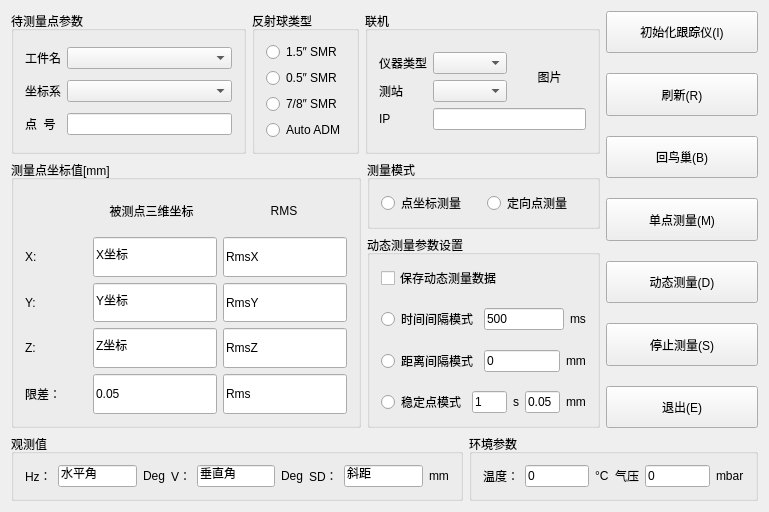
zxiat-jc/APILTM, file APILTM/APILTM.ui: the form before one commit.
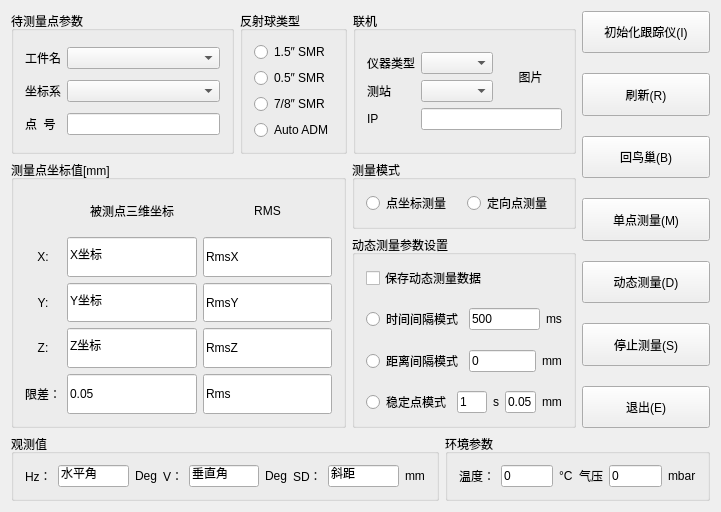
The form after the commit.

The edit to the form file:
```diff
--- a/APILTM/APILTM.ui
+++ b/APILTM/APILTM.ui
@@ -6,7 +6,7 @@
    <rect>
     <x>0</x>
     <y>0</y>
-    <width>769</width>
+    <width>721</width>
     <height>512</height>
    </rect>
   </property>
@@ -286,31 +286,44 @@
        </property>
        <layout class="QGridLayout" name="gridLayout_5">
         <item row="0" column="0">
-         <layout class="QHBoxLayout" name="horizontalLayout_8" stretch="2,4,4">
-          <item>
-           <spacer name="horizontalSpacer">
-            <property name="orientation">
-             <enum>Qt::Orientation::Horizontal</enum>
-            </property>
-            <property name="sizeHint" stdset="0">
-             <size>
-              <width>40</width>
-              <height>20</height>
-             </size>
-            </property>
-           </spacer>
-          </item>
-          <item>
-           <widget class="QLabel" name="label_5">
+         <layout class="QGridLayout" name="gridLayout_11">
+          <item row="2" column="0">
+           <widget class="QLabel" name="label_8">
             <property name="text">
-             <string>被测点三维坐标</string>
+             <string>Y:</string>
             </property>
             <property name="alignment">
              <set>Qt::AlignmentFlag::AlignCenter</set>
             </property>
            </widget>
           </item>
-          <item>
+          <item row="3" column="1">
+           <widget class="QLineEdit" name="Z">
+            <property name="sizePolicy">
+             <sizepolicy hsizetype="Expanding" vsizetype="Preferred">
+              <horstretch>0</horstretch>
+              <verstretch>0</verstretch>
+             </sizepolicy>
+            </property>
+            <property name="text">
+             <string>Z坐标</string>
+            </property>
+           </widget>
+          </item>
+          <item row="3" column="2">
+           <widget class="QLineEdit" name="RMSZ">
+            <property name="sizePolicy">
+             <sizepolicy hsizetype="Expanding" vsizetype="Preferred">
+              <horstretch>0</horstretch>
+              <verstretch>0</verstretch>
+             </sizepolicy>
+            </property>
+            <property name="text">
+             <string>RmsZ</string>
+            </property>
+           </widget>
+          </item>
+          <item row="0" column="2">
            <widget class="QLabel" name="label_6">
             <property name="text">
              <string>RMS</string>
@@ -320,18 +333,17 @@
             </property>
            </widget>
           </item>
-         </layout>
-        </item>
-        <item row="1" column="0">
-         <layout class="QHBoxLayout" name="horizontalLayout_9" stretch="2,4,4">
-          <item>
+          <item row="1" column="0">
            <widget class="QLabel" name="label_7">
             <property name="text">
              <string>X:</string>
             </property>
+            <property name="alignment">
+             <set>Qt::AlignmentFlag::AlignCenter</set>
+            </property>
            </widget>
           </item>
-          <item>
+          <item row="1" column="1">
            <widget class="QLineEdit" name="X">
             <property name="sizePolicy">
              <sizepolicy hsizetype="Expanding" vsizetype="Preferred">
@@ -344,7 +356,7 @@
             </property>
            </widget>
           </item>
-          <item>
+          <item row="1" column="2">
            <widget class="QLineEdit" name="RMSX">
             <property name="sizePolicy">
              <sizepolicy hsizetype="Expanding" vsizetype="Preferred">
@@ -357,56 +369,28 @@
             </property>
            </widget>
           </item>
-         </layout>
-        </item>
-        <item row="2" column="0">
-         <layout class="QHBoxLayout" name="horizontalLayout_10" stretch="2,4,4">
-          <item>
-           <widget class="QLabel" name="label_8">
+          <item row="0" column="1">
+           <widget class="QLabel" name="label_5">
             <property name="text">
-             <string>Y:</string>
+             <string>被测点三维坐标</string>
             </property>
-           </widget>
-          </item>
-          <item>
-           <widget class="QLineEdit" name="Y">
-            <property name="sizePolicy">
-             <sizepolicy hsizetype="Expanding" vsizetype="Preferred">
-              <horstretch>0</horstretch>
-              <verstretch>0</verstretch>
-             </sizepolicy>
+            <property name="alignment">
+             <set>Qt::AlignmentFlag::AlignCenter</set>
             </property>
-            <property name="text">
-             <string>Y坐标</string>
-            </property>
            </widget>
           </item>
-          <item>
-           <widget class="QLineEdit" name="RMSY">
-            <property name="sizePolicy">
-             <sizepolicy hsizetype="Expanding" vsizetype="Preferred">
-              <horstretch>0</horstretch>
-              <verstretch>0</verstretch>
-             </sizepolicy>
-            </property>
-            <property name="text">
-             <string>RmsY</string>
-            </property>
-           </widget>
-          </item>
-         </layout>
-        </item>
-        <item row="3" column="0">
-         <layout class="QHBoxLayout" name="horizontalLayout_11" stretch="2,4,4">
-          <item>
+          <item row="3" column="0">
            <widget class="QLabel" name="label_9">
             <property name="text">
              <string>Z:</string>
             </property>
+            <property name="alignment">
+             <set>Qt::AlignmentFlag::AlignCenter</set>
+            </property>
            </widget>
           </item>
-          <item>
-           <widget class="QLineEdit" name="Z">
+          <item row="2" column="2">
+           <widget class="QLineEdit" name="RMSY">
             <property name="sizePolicy">
              <sizepolicy hsizetype="Expanding" vsizetype="Preferred">
               <horstretch>0</horstretch>
@@ -414,12 +398,12 @@
              </sizepolicy>
             </property>
             <property name="text">
-             <string>Z坐标</string>
+             <string>RmsY</string>
             </property>
            </widget>
           </item>
-          <item>
-           <widget class="QLineEdit" name="RMSZ">
+          <item row="2" column="1">
+           <widget class="QLineEdit" name="Y">
             <property name="sizePolicy">
              <sizepolicy hsizetype="Expanding" vsizetype="Preferred">
               <horstretch>0</horstretch>
@@ -427,22 +411,34 @@
              </sizepolicy>
             </property>
             <property name="text">
-             <string>RmsZ</string>
+             <string>Y坐标</string>
             </property>
            </widget>
           </item>
-         </layout>
-        </item>
-        <item row="4" column="0">
-         <layout class="QHBoxLayout" name="horizontalLayout_12" stretch="2,4,4">
-          <item>
+          <item row="4" column="2">
+           <widget class="QLineEdit" name="RMS">
+            <property name="sizePolicy">
+             <sizepolicy hsizetype="Expanding" vsizetype="Preferred">
+              <horstretch>0</horstretch>
+              <verstretch>0</verstretch>
+             </sizepolicy>
+            </property>
+            <property name="text">
+             <string>Rms</string>
+            </property>
+           </widget>
+          </item>
+          <item row="4" column="0">
            <widget class="QLabel" name="label_10">
             <property name="text">
              <string>限差：</string>
             </property>
+            <property name="alignment">
+             <set>Qt::AlignmentFlag::AlignCenter</set>
+            </property>
            </widget>
           </item>
-          <item>
+          <item row="4" column="1">
            <widget class="QLineEdit" name="RMSLIM">
             <property name="sizePolicy">
              <sizepolicy hsizetype="Expanding" vsizetype="Preferred">
@@ -455,19 +451,6 @@
             </property>
            </widget>
           </item>
-          <item>
-           <widget class="QLineEdit" name="RMS">
-            <property name="sizePolicy">
-             <sizepolicy hsizetype="Expanding" vsizetype="Preferred">
-              <horstretch>0</horstretch>
-              <verstretch>0</verstretch>
-             </sizepolicy>
-            </property>
-            <property name="text">
-             <string>Rms</string>
-            </property>
-           </widget>
-          </item>
          </layout>
         </item>
        </layout>
```
